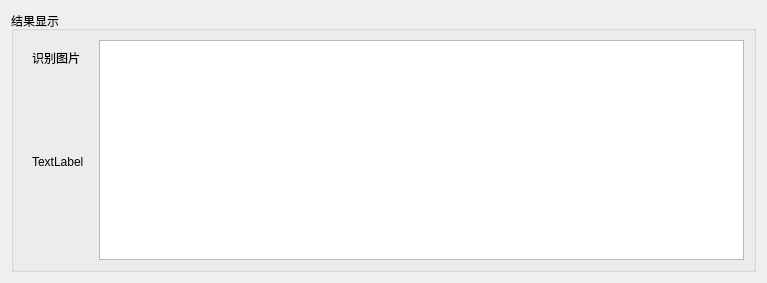
This is UI/result.ui in lexxxx-cmd/MailParser as Qt 5 draws it before an edit. The edited form follows.
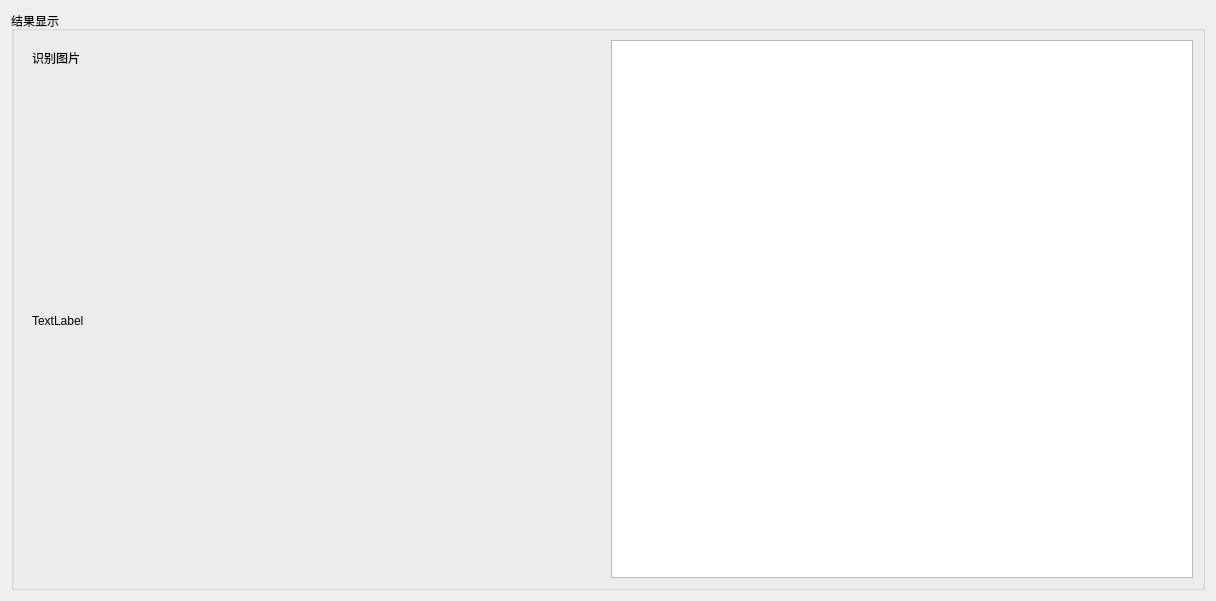
This is the edited form.

Patch:
```diff
--- a/UI/result.ui
+++ b/UI/result.ui
@@ -6,8 +6,8 @@
    <rect>
     <x>0</x>
     <y>0</y>
-    <width>767</width>
-    <height>283</height>
+    <width>1216</width>
+    <height>601</height>
    </rect>
   </property>
   <property name="sizePolicy">
@@ -28,6 +28,12 @@
      <layout class="QHBoxLayout" name="horizontalLayout_2">
       <item>
        <widget class="QWidget" name="widget" native="true">
+        <property name="sizePolicy">
+         <sizepolicy hsizetype="Expanding" vsizetype="Preferred">
+          <horstretch>0</horstretch>
+          <verstretch>0</verstretch>
+         </sizepolicy>
+        </property>
         <layout class="QVBoxLayout" name="verticalLayout">
          <item>
           <widget class="QLabel" name="label">
@@ -47,6 +53,9 @@
            <property name="orientation">
             <enum>Qt::Orientation::Vertical</enum>
            </property>
+           <property name="sizeType">
+            <enum>QSizePolicy::Policy::Minimum</enum>
+           </property>
            <property name="sizeHint" stdset="0">
             <size>
              <width>20</width>
@@ -57,6 +66,12 @@
          </item>
          <item>
           <widget class="QLabel" name="lblRecognitionImageView">
+           <property name="sizePolicy">
+            <sizepolicy hsizetype="Preferred" vsizetype="Expanding">
+             <horstretch>0</horstretch>
+             <verstretch>0</verstretch>
+            </sizepolicy>
+           </property>
            <property name="text">
             <string>TextLabel</string>
            </property>
@@ -67,6 +82,9 @@
            <property name="orientation">
             <enum>Qt::Orientation::Vertical</enum>
            </property>
+           <property name="sizeType">
+            <enum>QSizePolicy::Policy::Minimum</enum>
+           </property>
            <property name="sizeHint" stdset="0">
             <size>
              <width>20</width>
```
